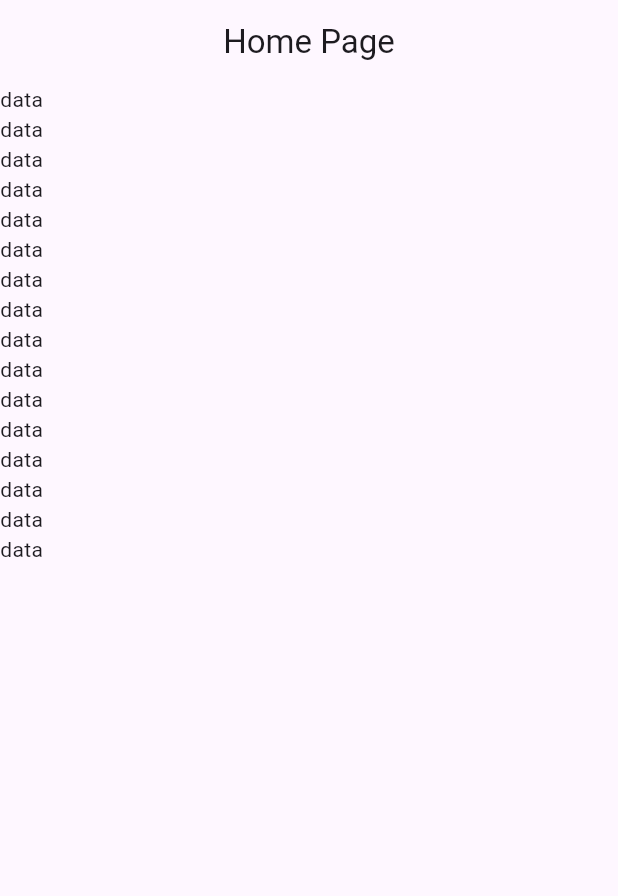
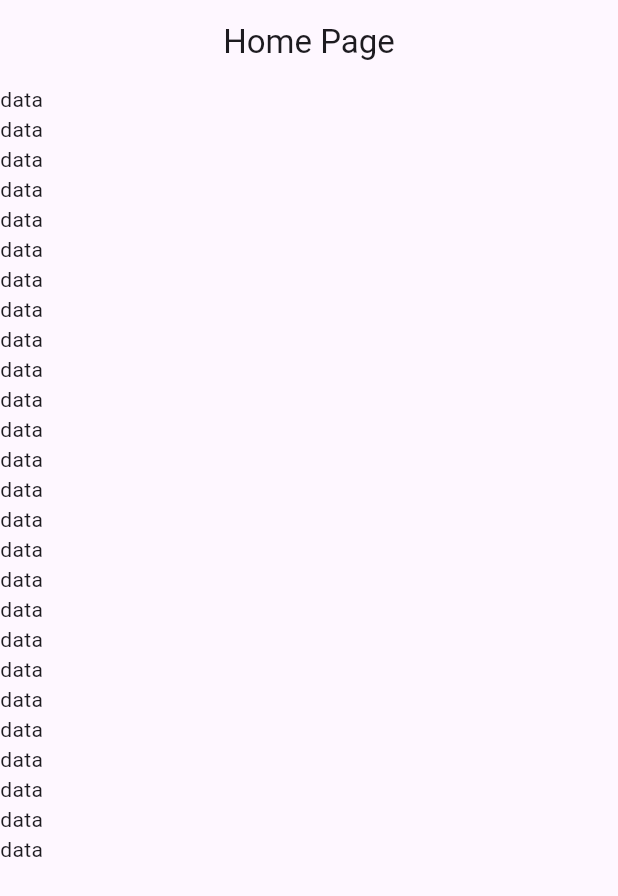
Before and after one commit to fahimshahariar09/medical_store, a Flutter app: the screen it shows after launch, on a phone screen of 412 x 824 dp. Shown: the top 896 px of the screen. Run offline on Flutter 3.47's test engine with Material 3 defaults, Android fonts, the phone set to English and light mode, and no system bars.

Commit message:
first commit

```diff
--- a/lib/view/screen/home_page.dart
+++ b/lib/view/screen/home_page.dart
@@ -27,6 +27,15 @@ Text("data"),
 Text("data"),
 Text("data"),
 Text("data"),
+Text("data"),Text("data"),
+Text("data"),
+Text("data"),
+Text("data"),
+Text("data"),
+Text("data"),
+Text("data"),
+Text("data"),
+Text("data"),
 Text("data"),
         ],
       ),
```
